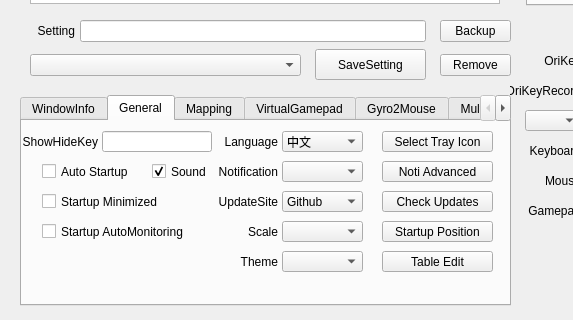
The window that QKeyMapper/qkeymapper.ui (Zalafina/QKeyMapper) describes before a commit, drawn with Qt 5; both pictures show x 0 to 573 and y 350 to 670 of the 1070 by 670 pixel window.
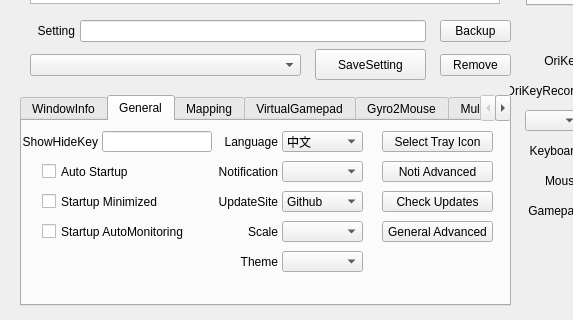
The same window after the commit. The open tabs and pages were chosen to show the change. Custom widgets are drawn as their Qt base class.

Commit message: Add General Advanced Setting dialog.

The edit to the form file:
```diff
--- a/QKeyMapper/qkeymapper.ui
+++ b/QKeyMapper/qkeymapper.ui
@@ -687,25 +687,6 @@
       <string>Startup Minimized</string>
      </property>
     </widget>
-    <widget class="QCheckBox" name="soundEffectCheckBox">
-     <property name="geometry">
-      <rect>
-       <x>130</x>
-       <y>40</y>
-       <width>61</width>
-       <height>21</height>
-      </rect>
-     </property>
-     <property name="focusPolicy">
-      <enum>Qt::FocusPolicy::NoFocus</enum>
-     </property>
-     <property name="text">
-      <string>Sound</string>
-     </property>
-     <property name="checked">
-      <bool>true</bool>
-     </property>
-    </widget>
     <widget class="QCheckBox" name="autoStartupCheckBox">
      <property name="geometry">
       <rect>
@@ -1025,26 +1006,7 @@
       <enum>Qt::FocusPolicy::NoFocus</enum>
      </property>
      <property name="text">
-      <string>Startup Position</string>
-     </property>
-     <property name="autoDefault">
-      <bool>false</bool>
-     </property>
-    </widget>
-    <widget class="QPushButton" name="tableEditSettingButton">
-     <property name="geometry">
-      <rect>
-       <x>360</x>
-       <y>130</y>
-       <width>111</width>
-       <height>21</height>
-      </rect>
-     </property>
-     <property name="focusPolicy">
-      <enum>Qt::FocusPolicy::NoFocus</enum>
-     </property>
-     <property name="text">
-      <string>Table Edit</string>
+        <string>General Advanced</string>
      </property>
      <property name="autoDefault">
       <bool>false</bool>
```
Left out of the diff: 6 changed lines with no effect on the pictures. The commit also changes 17 other files.
